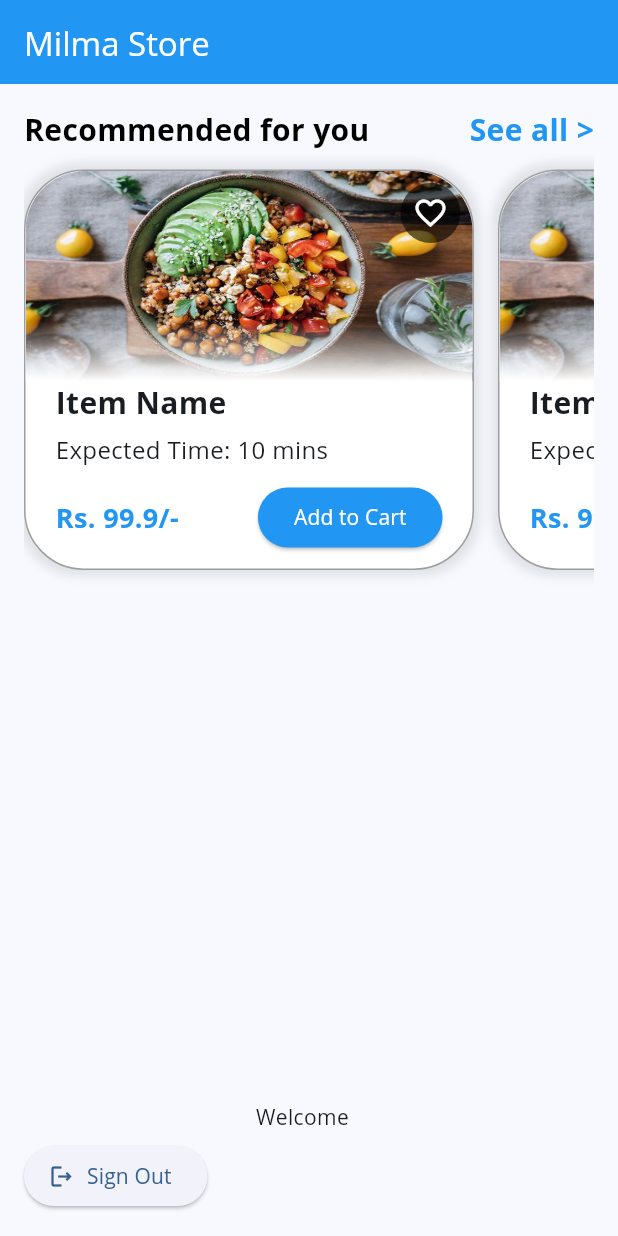
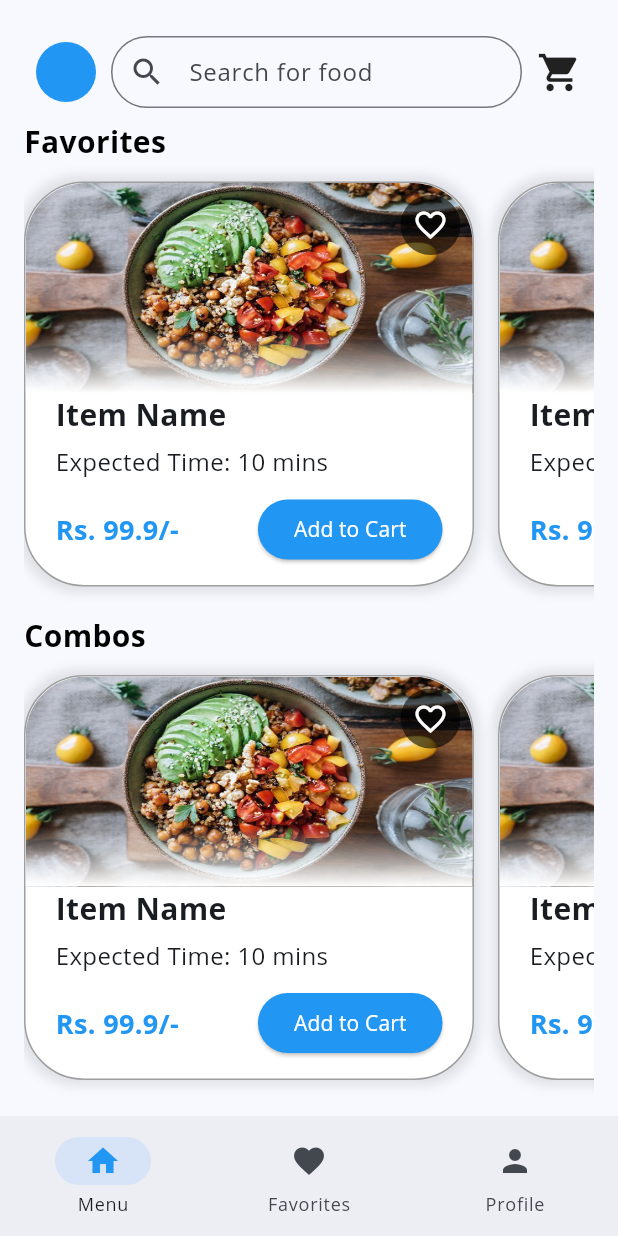
Before and after one commit to siddharthO3/milma_food_ordering, a Flutter app: the screen it shows once a user with an empty profile is signed in, on a phone screen of 412 x 824 dp. Run offline on Flutter 3.47's test engine with Material 3 defaults, Android fonts, the phone set to English and light mode, and no system bars; our stand-ins replace email_validator, firebase_auth, firebase_core, google_fonts, google_sign_in; missing offline and left inert: dart:ffi; accounts and stored records are empty.

Commit message:
Home Page

```diff
--- /dev/null
+++ b/devtools_options.yaml
@@ -0,0 +1 @@
+extensions:
--- /dev/null
+++ b/lib/core/backend_manager.dart
@@ -0,0 +1,45 @@
+import 'dart:convert';
+import 'package:http/http.dart' as http;
+
+import '../models/items.dart';
+
+class BackendManager {
+  Future<void> sendPostRequest(
+      {required Map<String, Object> data, required String endpoint}) async {
+    final apiUrl = Uri.parse("https://jsonplaceholder.typicode.com$endpoint");
+
+    var response = await http.post(apiUrl,
+        headers: {"Content-Type": "application/json"}, body: jsonEncode(data));
+
+    if (response.statusCode == 201) {
+      print("Post created successfully!");
+    } else {
+      print("Failed to create post!");
+    }
+  }
+
+  Future getItems() async {
+    final apiUrl = Uri.parse("https://jsonplaceholder.typicode.com/posts");
+    var response = await http.get(apiUrl);
+    if (response.statusCode == 200) {
+      return jsonDecode(response.body);
+    } else {
+      print("Failed to fetch data!");
+    }
+  }
+
+  final List<Items> TEST_ITEMS = [
+    Items(
+      imageURI: "assets/image/food.jpg",
+      itemName: "Item Name",
+      expectedTime: "10 mins",
+      price: 99.9,
+    ),
+    Items(
+      imageURI: "assets/image/food.jpg",
+      itemName: "Item Name",
+      expectedTime: "10 mins",
+      price: 99.9,
+    ),
+  ];
+}
--- a/lib/screens/home_page.dart
+++ b/lib/screens/home_page.dart
@@ -1,79 +1,127 @@
-import 'package:firebase_auth/firebase_auth.dart';
+// ignore_for_file: prefer_const_constructors, prefer_const_literals_to_create_immutables
+
+import 'dart:ffi';
+
+import 'package:flutter/cupertino.dart';
 import 'package:flutter/material.dart';
-import 'package:google_fonts/google_fonts.dart';
 import '../models/items.dart';
 import '../widgets/items_row.dart';
+import '../core/backend_manager.dart';
+import 'package:firebase_auth/firebase_auth.dart';
 
-class NavigateHome {
-  homescreen(BuildContext context) {
-    Navigator.pushNamed(context, 'homepage');
-  }
-}
-
-class HomePage extends StatelessWidget {
-  final user = FirebaseAuth.instance.currentUser!;
-
+class HomePage extends StatefulWidget {
   static const routeName = '/';
   // Placeholder Text for the item widgets
   static const String imageURI = "assets/image/food.jpg";
   static const String itemName = "Item Name";
   static const String expectedTime = "10 mins";
   static const double price = 99.9;
-  //Sample list for item widget
-  final List<Items> _itemsList = [
-    Items(
-      imageURI: imageURI,
-      itemName: itemName,
-      expectedTime: expectedTime,
-      price: price,
-    ),
-    Items(
-      imageURI: imageURI,
-      itemName: itemName,
-      expectedTime: expectedTime,
-      price: price,
-    ),
-  ];
 
   HomePage({super.key});
 
   @override
+  State<HomePage> createState() => _HomePageState();
+}
+
+class _HomePageState extends State<HomePage> {
+  final user = FirebaseAuth.instance.currentUser!;
+  //Sample list for item widget
+  final List<Items> _itemsList = BackendManager().TEST_ITEMS;
+  final List<Items> favorites = [];
+  int currentPageIndex = 0;
+  @override
   Widget build(BuildContext context) {
     return Scaffold(
-        appBar: AppBar(
-          title: const Text('Milma Store'),
-          backgroundColor: Colors.blue,
-          foregroundColor: Colors.white,
+      bottomNavigationBar: NavigationBar(
+        onDestinationSelected: (int index) {
+          setState(() {
+            currentPageIndex = index;
+          });
+        },
+        selectedIndex: currentPageIndex,
+        destinations: const <Widget>[
+          NavigationDestination(
+            label: 'Menu',
+            selectedIcon: Icon(Icons.home, color: Colors.blue),
+            icon: Icon(Icons.home),
           ),
-        body: Padding(
+          NavigationDestination(
+            label: "Favorites",
+            selectedIcon: Icon(Icons.favorite, color: Colors.blue),
+            icon: Icon(Icons.favorite),
+          ),
+          NavigationDestination(
+            icon: Icon(Icons.person),
+            selectedIcon: Icon(Icons.person, color: Colors.blue),
+            label: "Profile",
+          )
+        ],
+      ),
+      body: <Widget>[
+        /// Home page
+        SingleChildScrollView(
+          child: Padding(
             padding: const EdgeInsets.all(16),
             child: Column(
+              mainAxisSize: MainAxisSize
+                  .min, // This ensures the Column doesn't expand beyond its children.
               crossAxisAlignment: CrossAxisAlignment.start,
               children: [
-              const Row(
-                mainAxisAlignment: MainAxisAlignment.spaceBetween,
+                /// Search bar
+                Padding(
+                  padding: EdgeInsets.all(8.0),
+                  child: Row(
+                    mainAxisAlignment: MainAxisAlignment.start,
                     children: [
-                  Text(
-                    "Recommended for you",
-                    style: TextStyle(
-                      fontSize: 20,
-                      color: Colors.black,
-                      fontWeight: FontWeight.bold,
+                      CircleAvatar(
+                        radius: 20,
+                        backgroundColor: Colors.blue,
+                      ),
+                      SizedBox(width: 10),
+                      Expanded(
+                        child: TextFormField(
+                          decoration: InputDecoration(
+                            border: OutlineInputBorder(
+                              borderRadius: BorderRadius.circular(100),
+                            ),
+                            contentPadding: EdgeInsets.symmetric(vertical: 0.0),
+                            hintText: "Search for food",
+                            prefixIcon: Icon(Icons.search),
                           ),
                         ),
-                  Text(
-                    "See all >",
-                    style: TextStyle(
-                      fontSize: 20,
-                      color: Colors.blue,
-                      fontWeight: FontWeight.bold,
                       ),
+                      SizedBox(width: 10),
+
+                      //cart icon
+                      Icon(
+                        Icons.shopping_cart,
+                        size: 30,
                       ),
                     ],
                   ),
+                ),
 
-              // Item Widget
-              ItemsRow(_itemsList),
+                /// Item Widget
+                ItemsRow(
+                  leftText: "Favorites",
+                  itemsList: _itemsList,
+                ),
+                ItemsRow(
+                  leftText: "Combos",
+                  itemsList: _itemsList,
+                ),
+                ItemsRow(
+                  leftText: "Meals",
+                  itemsList: _itemsList,
+                ),
+                ItemsRow(
+                  leftText: "Beverages",
+                  itemsList: _itemsList,
+                ),
+                ItemsRow(
+                  leftText: "Snacks",
+                  itemsList: _itemsList,
+                ),
 
                 Row(
                 mainAxisAlignment: MainAxisAlignment.center,
@@ -97,6 +145,41 @@ class HomePage extends StatelessWidget {
                   label: const Text('Sign Out')),
               ],
             ),
-        ));
+          ),
+        ),
+
+        /// Favorites page
+        Card(
+          shadowColor: Colors.transparent,
+          margin: const EdgeInsets.all(8.0),
+          child: SizedBox.expand(
+            child: Center(
+              child: Text(
+                'Favorites page',
+                style: Theme.of(context).textTheme.titleLarge,
+              ),
+            ),
+          ),
+        ),
+
+        /// Profile page
+        Card(
+          shadowColor: Colors.transparent,
+          margin: const EdgeInsets.all(8.0),
+          child: SizedBox.expand(
+            child: Center(
+              child: Text(
+                'Profile page',
+                style: Theme.of(context).textTheme.titleLarge,
+              ),
+            ),
+          ),
+        ),
+
+      ][currentPageIndex],
+
+
+
+    );
   }
 }
--- a/lib/widgets/items_row.dart
+++ b/lib/widgets/items_row.dart
@@ -1,24 +1,75 @@
 import 'package:flutter/material.dart';
+import 'package:flutter/widgets.dart';
 
 import '../models/items.dart';
 
+class ItemsRow extends StatefulWidget {
+  final List<Items> itemsList;
+  final String leftText;
+  final String rightText;
+  const ItemsRow(
+      {required this.itemsList,
+      super.key,
+      required this.leftText,
+      this.rightText = ""});
 
-class ItemsRow extends StatelessWidget {
-  final List<Items> itemsList;
-  const ItemsRow(this.itemsList, {super.key});
+  @override
+  State<ItemsRow> createState() => _ItemsRowState();
+}
+
+class _ItemsRowState extends State<ItemsRow> {
+  IconData isFavoriteIcon = Icons.favorite_border;
+  var isFavoriteColor = Colors.white;
+  bool isClickedAgain = false;
+  void _handleFavorite(Items item) async {
+    setState(() {
+      if (!isClickedAgain) {
+        isFavoriteIcon = Icons.favorite;
+        isFavoriteColor = Colors.red;
+      } else {
+        isFavoriteIcon = Icons.favorite_border;
+        isFavoriteColor = Colors.white;
+      }
+      isClickedAgain = !isClickedAgain;
+    });
+  }
 
   @override
   Widget build(BuildContext context) {
-    return Expanded(
+    return Column(
+      children: [
+        Row(
+          mainAxisAlignment: MainAxisAlignment.spaceBetween,
+          children: [
+            Text(
+              widget.leftText,
+              style: const TextStyle(
+                fontSize: 20,
+                color: Colors.black,
+                fontWeight: FontWeight.bold,
+              ),
+            ),
+            Text(
+              widget.rightText,
+              style: const TextStyle(
+                fontSize: 20,
+                color: Colors.blue,
+                fontWeight: FontWeight.bold,
+              ),
+            ),
+          ],
+        ),
+        Container(
+          height: 300,
           child: ListView(
             scrollDirection: Axis.horizontal,
             children: [
               Row(
                 crossAxisAlignment: CrossAxisAlignment.start,
-            children: itemsList.map((item) {
+                children: widget.itemsList.map((item) {
                   return Container(
                     width: 300,
-                //height: 225,
+                    height: 270,
 
                     margin: const EdgeInsets.only(right: 16, top: 12),
                     decoration: BoxDecoration(
@@ -80,10 +131,10 @@ class ItemsRow extends StatelessWidget {
                                   backgroundColor:
                                       const Color.fromARGB(149, 0, 0, 0),
                                   child: IconButton(
-                                onPressed: () {},
-                                icon: const Icon(Icons.favorite_border),
+                                    onPressed: () => _handleFavorite(item),
+                                    icon: Icon(isFavoriteIcon),
                                     style: IconButton.styleFrom(
-                                  foregroundColor: Colors.white,
+                                      foregroundColor: isFavoriteColor,
                                     ),
                                   ),
                                 ),
@@ -118,7 +169,8 @@ class ItemsRow extends StatelessWidget {
                               ),
                               const SizedBox(height: 10),
                               Row(
-                            mainAxisAlignment: MainAxisAlignment.spaceBetween,
+                                mainAxisAlignment:
+                                    MainAxisAlignment.spaceBetween,
                                 children: [
                                   Text(
                                     'Rs. ${item.price!}/-',
@@ -140,7 +192,7 @@ class ItemsRow extends StatelessWidget {
                               ),
                             ],
                           ),
-                    )
+                        ),
                       ],
                     ),
                   );
@@ -148,6 +200,8 @@ class ItemsRow extends StatelessWidget {
               ),
             ],
           ),
+        ),
+      ],
     );
   }
 }
```
Lines whose indentation alone changed are shown as unchanged.
